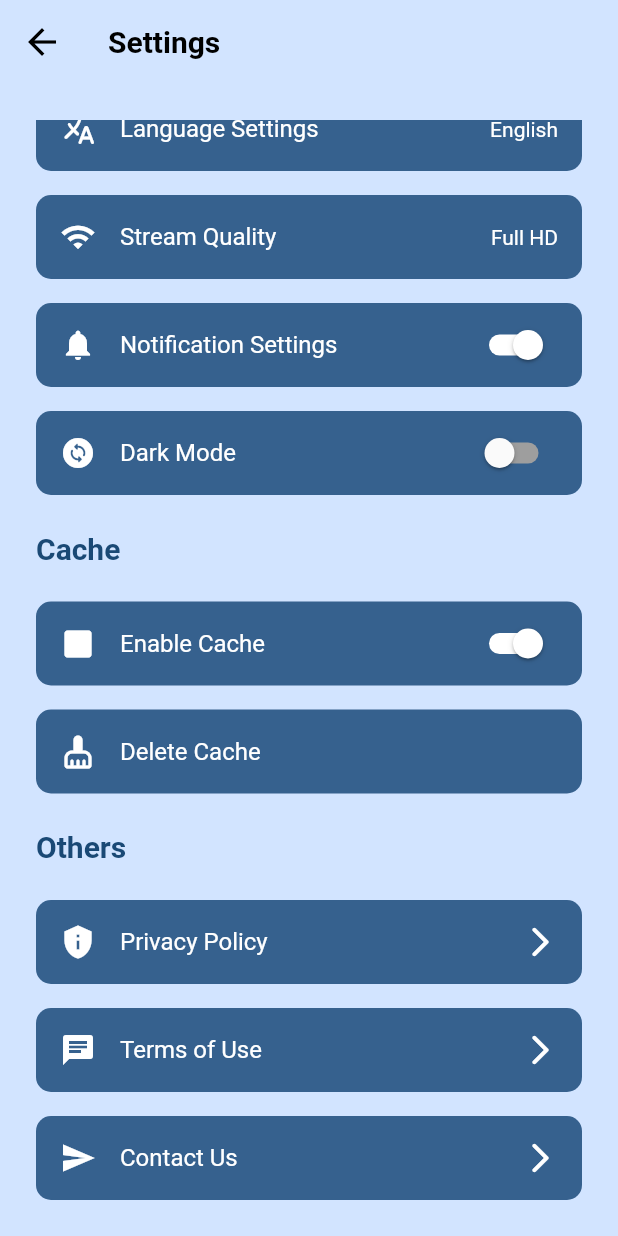
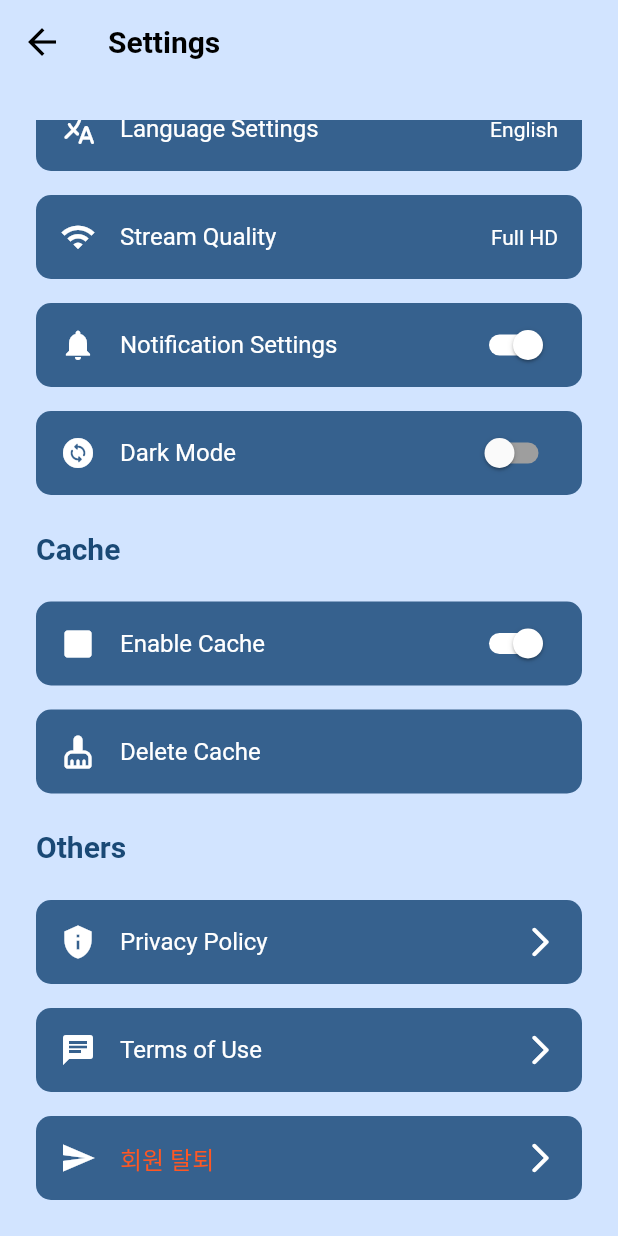
Before and after one commit to kwon416/wink, a Flutter app: the SettingScreen screen opened directly, scrolled down 69 dp, on a phone screen of 412 x 824 dp. Run offline on Flutter 3.47's test engine with Material 2 defaults, Android fonts, the phone set to English and light mode, and no system bars; our stand-ins replace bloc, equatable, firebase_auth, firebase_core, firebase_database, firebase_dynamic_links and 16 more; missing offline and left inert: bloc_test, firebase_core_platform_interface, flutter_inappwebview, in_app_purchase_android, in_app_purchase_storekit, test; accounts and stored records are empty; statements that could not run were skipped.

Commit message:
회원 탈퇴 추가

```diff
--- a/lib/controller/purchase_controller.dart
+++ b/lib/controller/purchase_controller.dart
@@ -1,9 +1,6 @@
 import 'dart:async';
-import 'dart:convert';
 import 'dart:io';
 
-import 'package:flutter/material.dart';
-import 'package:flutter/widgets.dart';
 import 'package:get/get.dart';
 import 'package:in_app_purchase/in_app_purchase.dart';
 import 'package:in_app_purchase_storekit/in_app_purchase_storekit.dart';
--- a/lib/home/view/setting_screen.dart
+++ b/lib/home/view/setting_screen.dart
@@ -2,6 +2,7 @@ import 'package:flutter/material.dart';
 
 import 'package:get/get.dart';
 import 'package:nb_utils/nb_utils.dart';
+import 'package:wink/controller/login_controller.dart';
 import 'package:wink/theme/theme_data.dart';
 import 'package:wink/utils/constant.dart';
 import 'package:wink/utils/widgets.dart';
@@ -33,13 +34,15 @@ class SettingScreenState extends State<SettingScreen> {
   ];
   List<String> cacheList = ['Enable Cache'.tr, 'Delete Cache'.tr];
   List<IconData> leadingcatchIconList = [Icons.square_rounded, Icons.cleaning_services_rounded];
-  List<String> otherSetings = ['Privacy Policy'.tr, 'Terms of Use'.tr, 'Contact Us'.tr];
+  List<String> otherSetings = ['Privacy Policy'.tr, 'Terms of Use'.tr, '회원 탈퇴'.tr];
   List<IconData> otherSetingsLeadingIcon = [
     Icons.privacy_tip,
     // Icons.notifications,
     Icons.chat,
     Icons.send,
   ];
+
+  LoginController controller = Get.put(LoginController());
 
   @override
   Widget build(BuildContext context) {
@@ -176,6 +179,7 @@ class SettingScreenState extends State<SettingScreen> {
         switch (index) {
           case 0:
             Get.to(() => LanguageSettingScreen());
+            break;
         }
 
       },
@@ -255,7 +259,17 @@ class SettingScreenState extends State<SettingScreen> {
   }
 
   otherSettings(int index) {
-    return Container(
+    return GestureDetector(
+      onTap: () {
+        switch (index) {
+          case 2:
+            //회원 탈퇴 액션
+            controller.deleteUser();
+            break;
+
+        }
+      },
+      child: Container(
           width: MediaQuery.of(context).size.width - appPadding*2,
           padding: EdgeInsets.all(
             buttonPadding
@@ -276,22 +290,23 @@ class SettingScreenState extends State<SettingScreen> {
               Expanded(
                 child: Text(
                   otherSetings[index],
-                style: primaryTextStyle(color: Theme.of(context).colorScheme.onPrimary),
+                  style: primaryTextStyle(color: index==2 ? Colors.deepOrange : Theme.of(context).colorScheme.onPrimary),
                 ),
               ),
               Icon(Icons.arrow_forward_ios_rounded, color: Get.isDarkMode?black:white,)
             ],
-        ));
+          )),
+    );
   }
 }
 
+///언어 설정 화면
 class LanguageSettingScreen extends StatefulWidget {
   const LanguageSettingScreen({Key? key}) : super(key: key);
 
   @override
   State<LanguageSettingScreen> createState() => _LanguageSettingScreenState();
 }
-
 class _LanguageSettingScreenState extends State<LanguageSettingScreen> {
 
   @override
--- a/lib/home/view/winkbox_fragment.dart
+++ b/lib/home/view/winkbox_fragment.dart
@@ -1,4 +1,3 @@
-import 'package:flutter/cupertino.dart';
 import 'package:flutter/material.dart';
 import 'package:get/get.dart';
 import 'package:nb_utils/nb_utils.dart';
--- a/lib/repository/database_repository/database_repository.dart
+++ b/lib/repository/database_repository/database_repository.dart
@@ -68,7 +68,7 @@ class DatabaseRepository extends GetxService {
     await _ref.child(uid).update(data);
   }
 
-  void deleteUser(String uid) async {
+  Future<void> deleteUser(String uid) async {
     await _ref.child(uid).remove();
   }
 }
```
Also changed, not shown: lib/controller/login_controller.dart (+8 -0 lines), lib/controller/membership_controller.dart (+3 -6 lines), lib/repository/authentication_repository/authentication_repository.dart (+9 -2 lines). Lines whose indentation alone changed are shown as unchanged.
